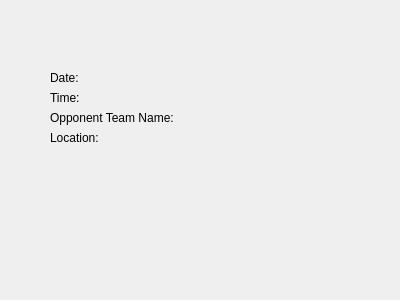
Qt form dateselected.ui (TNT57/FootballClubManagementSystem) before a commit.
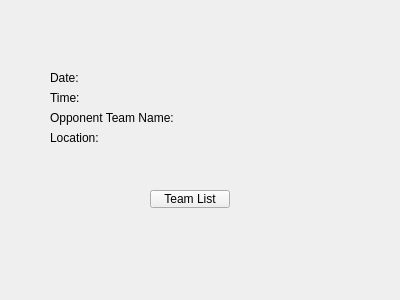
The same form after that commit.

Diff of the .ui file:
```diff
--- a/dateselected.ui
+++ b/dateselected.ui
@@ -65,6 +65,19 @@
     <string>Time:</string>
    </property>
   </widget>
+  <widget class="QPushButton" name="teamListButton">
+   <property name="geometry">
+    <rect>
+     <x>150</x>
+     <y>190</y>
+     <width>80</width>
+     <height>18</height>
+    </rect>
+   </property>
+   <property name="text">
+    <string>Team List</string>
+   </property>
+  </widget>
  </widget>
  <resources/>
  <connections/>
```
